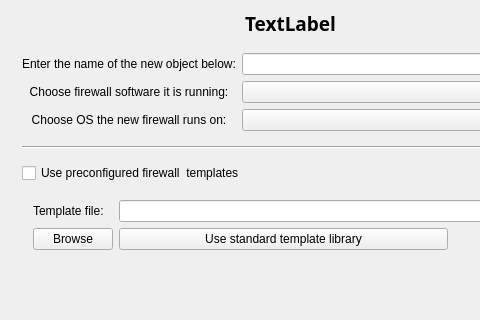
Qt form src/gui/newfirewalldialog_q.ui (fwbuilder/fwbuilder) before a commit; both pictures show x 0 to 480 and y 0 to 320 of the 581 by 592 pixel window.
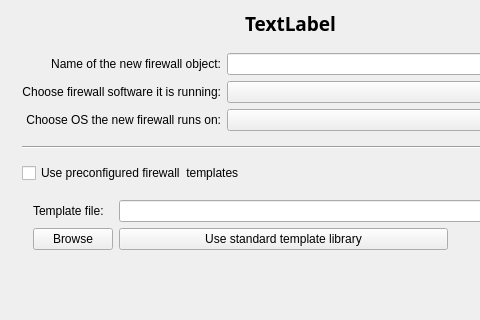
The same form after that commit. Icons and pictures are not drawn. Custom widgets are drawn as their Qt base class.

Commit message: fixed #1766 change prompt text in the first page of the new firewall wizard

```diff
--- a/src/gui/newfirewalldialog_q.ui
+++ b/src/gui/newfirewalldialog_q.ui
@@ -61,10 +61,10 @@
        <item row="0" column="0">
         <widget class="QLabel" name="label631">
          <property name="text">
-          <string>Enter the name of the new object below:</string>
+          <string>Name of the new firewall object:</string>
          </property>
          <property name="alignment">
-          <set>Qt::AlignCenter</set>
+          <set>Qt::AlignRight|Qt::AlignTrailing|Qt::AlignVCenter</set>
          </property>
          <property name="wordWrap">
           <bool>false</bool>
@@ -80,7 +80,7 @@
           <string>Choose firewall software it is running:</string>
          </property>
          <property name="alignment">
-          <set>Qt::AlignCenter</set>
+          <set>Qt::AlignRight|Qt::AlignTrailing|Qt::AlignVCenter</set>
          </property>
          <property name="wordWrap">
           <bool>false</bool>
@@ -96,7 +96,7 @@
           <string>Choose OS the new firewall runs on:</string>
          </property>
          <property name="alignment">
-          <set>Qt::AlignCenter</set>
+          <set>Qt::AlignRight|Qt::AlignTrailing|Qt::AlignVCenter</set>
          </property>
          <property name="wordWrap">
           <bool>false</bool>
```
The commit also changes 2 other files.
